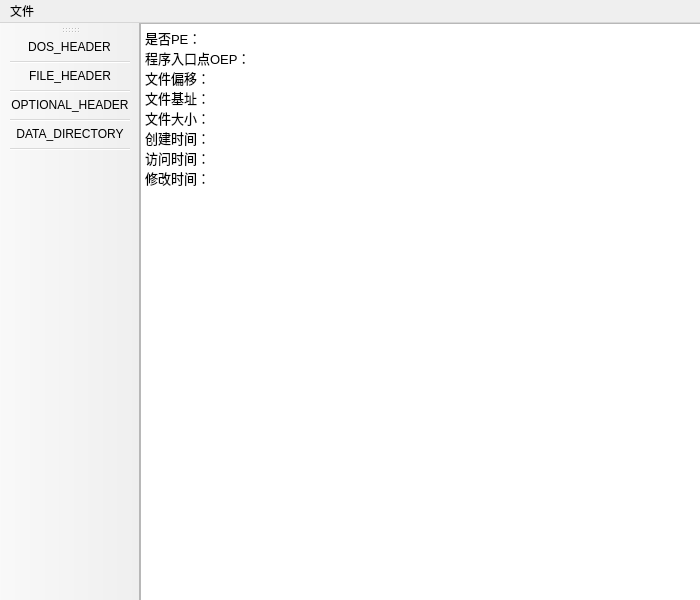
Old version of the form MainWinDow.ui in the repository rev-li/PETool.
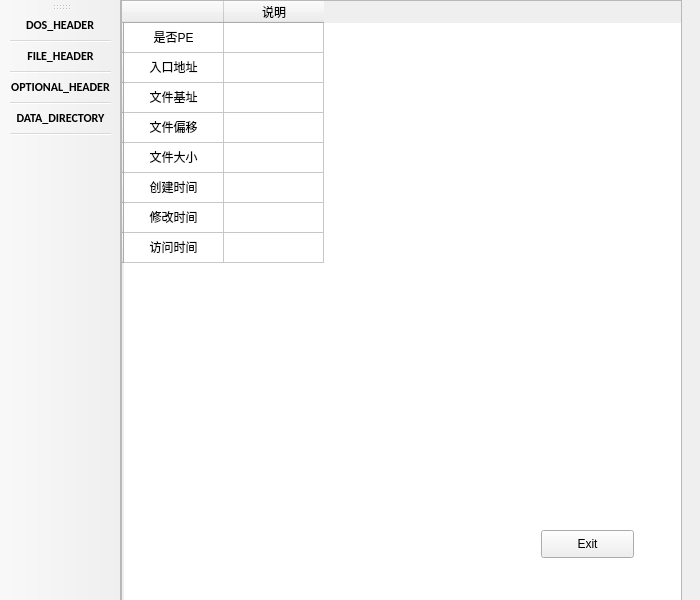
New version of the form.

Commit message: 已完成文件拖拽和读取

```diff
--- a/MainWinDow.ui
+++ b/MainWinDow.ui
@@ -12,8 +12,8 @@
   </property>
   <property name="sizePolicy">
    <sizepolicy hsizetype="Expanding" vsizetype="Expanding">
-    <horstretch>1</horstretch>
-    <verstretch>1</verstretch>
+    <horstretch>0</horstretch>
+    <verstretch>0</verstretch>
    </sizepolicy>
   </property>
   <property name="minimumSize">
@@ -38,69 +38,204 @@
    <string>PETool</string>
   </property>
   <widget class="QWidget" name="centralwidget">
-   <widget class="QTextBrowser" name="textBrowser">
+   <widget class="QTableWidget" name="tableWidget">
     <property name="geometry">
      <rect>
       <x>0</x>
       <y>0</y>
-      <width>600</width>
-      <height>600</height>
+      <width>561</width>
+      <height>601</height>
      </rect>
     </property>
-    <property name="sizePolicy">
-     <sizepolicy hsizetype="Minimum" vsizetype="Minimum">
-      <horstretch>0</horstretch>
-      <verstretch>0</verstretch>
-     </sizepolicy>
-    </property>
     <property name="minimumSize">
      <size>
-      <width>600</width>
-      <height>600</height>
+      <width>300</width>
+      <height>590</height>
      </size>
     </property>
-    <property name="maximumSize">
-     <size>
-      <width>600</width>
-      <height>600</height>
-     </size>
+    <row>
+     <property name="text">
+      <string/>
+     </property>
+    </row>
+    <row>
+     <property name="text">
+      <string/>
+     </property>
+    </row>
+    <row>
+     <property name="text">
+      <string/>
+     </property>
+    </row>
+    <row>
+     <property name="text">
+      <string/>
+     </property>
+    </row>
+    <row>
+     <property name="text">
+      <string/>
+     </property>
+    </row>
+    <row>
+     <property name="text">
+      <string/>
+     </property>
+    </row>
+    <row>
+     <property name="text">
+      <string/>
+     </property>
+    </row>
+    <row>
+     <property name="text">
+      <string/>
+     </property>
+    </row>
+    <column>
+     <property name="text">
+      <string/>
+     </property>
+     <property name="textAlignment">
+      <set>AlignTrailing|AlignVCenter</set>
+     </property>
+    </column>
+    <column>
+     <property name="text">
+      <string>说明</string>
+     </property>
+    </column>
+    <item row="0" column="0">
+     <property name="text">
+      <string>是否PE</string>
+     </property>
+     <property name="textAlignment">
+      <set>AlignCenter</set>
+     </property>
+    </item>
+    <item row="0" column="1">
+     <property name="text">
+      <string> </string>
+     </property>
+    </item>
+    <item row="1" column="0">
+     <property name="text">
+      <string>入口地址</string>
+     </property>
+     <property name="textAlignment">
+      <set>AlignCenter</set>
+     </property>
+    </item>
+    <item row="1" column="1">
+     <property name="text">
+      <string> </string>
+     </property>
+    </item>
+    <item row="2" column="0">
+     <property name="text">
+      <string>文件基址</string>
+     </property>
+     <property name="textAlignment">
+      <set>AlignCenter</set>
+     </property>
+    </item>
+    <item row="2" column="1">
+     <property name="text">
+      <string> </string>
+     </property>
+    </item>
+    <item row="3" column="0">
+     <property name="text">
+      <string>文件偏移</string>
+     </property>
+     <property name="textAlignment">
+      <set>AlignCenter</set>
+     </property>
+    </item>
+    <item row="3" column="1">
+     <property name="text">
+      <string> </string>
+     </property>
+    </item>
+    <item row="4" column="0">
+     <property name="text">
+      <string>文件大小</string>
+     </property>
+     <property name="textAlignment">
+      <set>AlignCenter</set>
+     </property>
+    </item>
+    <item row="4" column="1">
+     <property name="text">
+      <string> </string>
+     </property>
+    </item>
+    <item row="5" column="0">
+     <property name="text">
+      <string>创建时间</string>
+     </property>
+     <property name="textAlignment">
+      <set>AlignCenter</set>
+     </property>
+    </item>
+    <item row="5" column="1">
+     <property name="text">
+      <string> </string>
+     </property>
+    </item>
+    <item row="6" column="0">
+     <property name="text">
+      <string>修改时间</string>
+     </property>
+     <property name="textAlignment">
+      <set>AlignCenter</set>
+     </property>
+    </item>
+    <item row="6" column="1">
+     <property name="text">
+      <string> </string>
+     </property>
+    </item>
+    <item row="7" column="0">
+     <property name="text">
+      <string>访问时间</string>
+     </property>
+     <property name="textAlignment">
+      <set>AlignCenter</set>
+     </property>
+    </item>
+    <item row="7" column="1">
+     <property name="text">
+      <string> </string>
+     </property>
+    </item>
+   </widget>
+   <widget class="QPushButton" name="pushButton">
+    <property name="geometry">
+     <rect>
+      <x>420</x>
+      <y>530</y>
+      <width>93</width>
+      <height>28</height>
+     </rect>
     </property>
-    <property name="html">
-     <string>&lt;!DOCTYPE HTML PUBLIC &quot;-//W3C//DTD HTML 4.0//EN&quot; &quot;http://www.w3.org/TR/REC-html40/strict.dtd&quot;&gt;
-&lt;html&gt;&lt;head&gt;&lt;meta name=&quot;qrichtext&quot; content=&quot;1&quot; /&gt;&lt;style type=&quot;text/css&quot;&gt;
-p, li { white-space: pre-wrap; }
-&lt;/style&gt;&lt;/head&gt;&lt;body style=&quot; font-family:'SimSun'; font-size:9pt; font-weight:400; font-style:normal;&quot;&gt;
-&lt;p style=&quot; margin-top:0px; margin-bottom:0px; margin-left:0px; margin-right:0px; -qt-block-indent:0; text-indent:0px;&quot;&gt;&lt;span style=&quot; font-size:10pt;&quot;&gt;是否PE：&lt;/span&gt;&lt;/p&gt;
-&lt;p style=&quot; margin-top:0px; margin-bottom:0px; margin-left:0px; margin-right:0px; -qt-block-indent:0; text-indent:0px;&quot;&gt;&lt;span style=&quot; font-size:10pt;&quot;&gt;程序入口点OEP：&lt;/span&gt;&lt;/p&gt;
-&lt;p style=&quot; margin-top:0px; margin-bottom:0px; margin-left:0px; margin-right:0px; -qt-block-indent:0; text-indent:0px;&quot;&gt;&lt;span style=&quot; font-size:10pt;&quot;&gt;文件偏移：&lt;/span&gt;&lt;/p&gt;
-&lt;p style=&quot; margin-top:0px; margin-bottom:0px; margin-left:0px; margin-right:0px; -qt-block-indent:0; text-indent:0px;&quot;&gt;&lt;span style=&quot; font-size:10pt;&quot;&gt;文件基址：&lt;/span&gt;&lt;/p&gt;
-&lt;p style=&quot; margin-top:0px; margin-bottom:0px; margin-left:0px; margin-right:0px; -qt-block-indent:0; text-indent:0px;&quot;&gt;&lt;span style=&quot; font-size:10pt;&quot;&gt;文件大小：&lt;/span&gt;&lt;/p&gt;
-&lt;p style=&quot; margin-top:0px; margin-bottom:0px; margin-left:0px; margin-right:0px; -qt-block-indent:0; text-indent:0px;&quot;&gt;&lt;span style=&quot; font-size:10pt;&quot;&gt;创建时间：&lt;/span&gt;&lt;/p&gt;
-&lt;p style=&quot; margin-top:0px; margin-bottom:0px; margin-left:0px; margin-right:0px; -qt-block-indent:0; text-indent:0px;&quot;&gt;&lt;span style=&quot; font-size:10pt;&quot;&gt;访问时间：&lt;/span&gt;&lt;/p&gt;
-&lt;p style=&quot; margin-top:0px; margin-bottom:0px; margin-left:0px; margin-right:0px; -qt-block-indent:0; text-indent:0px;&quot;&gt;&lt;span style=&quot; font-size:10pt;&quot;&gt;修改时间：&lt;/span&gt;&lt;/p&gt;
-&lt;p style=&quot;-qt-paragraph-type:empty; margin-top:0px; margin-bottom:0px; margin-left:0px; margin-right:0px; -qt-block-indent:0; text-indent:0px; font-size:10pt;&quot;&gt;&lt;br /&gt;&lt;/p&gt;&lt;/body&gt;&lt;/html&gt;</string>
+    <property name="text">
+     <string>Exit</string>
     </property>
    </widget>
   </widget>
-  <widget class="QMenuBar" name="menubar">
-   <property name="geometry">
-    <rect>
-     <x>0</x>
-     <y>0</y>
-     <width>700</width>
-     <height>26</height>
-    </rect>
-   </property>
-   <widget class="QMenu" name="menuOpen">
-    <property name="title">
-     <string>文件</string>
-    </property>
-    <addaction name="actionOpen"/>
-    <addaction name="actionguanbi"/>
-   </widget>
-   <addaction name="menuOpen"/>
-  </widget>
   <widget class="QToolBar" name="toolBar">
+   <property name="font">
+    <font>
+     <family>Calibri</family>
+     <weight>75</weight>
+     <bold>true</bold>
+    </font>
+   </property>
+   <property name="focusPolicy">
+    <enum>Qt::NoFocus</enum>
+   </property>
    <property name="windowTitle">
     <string>toolBar</string>
    </property>
```
Left out of the diff: 20 changed lines with no effect on the pictures. The commit also changes 13 other files.
